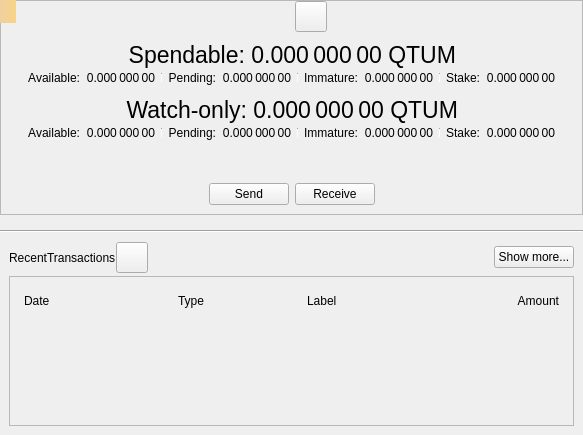
qtumproject/qtum, file src/qt/forms/overviewpage.ui: the form before one commit.
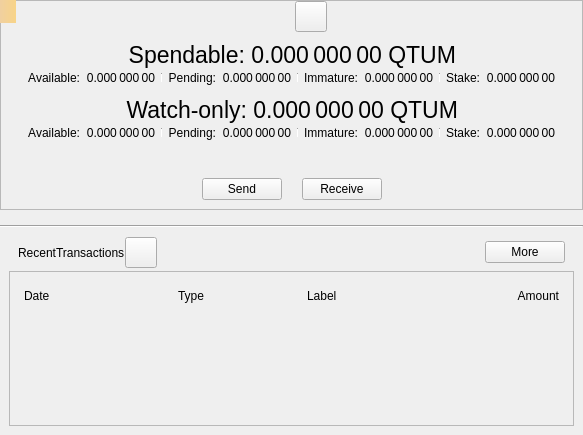
The form after the commit. Icons and pictures are not drawn.

Commit message: Update overview buttons

What changed in the file:
```diff
--- a/src/qt/forms/overviewpage.ui
+++ b/src/qt/forms/overviewpage.ui
@@ -933,8 +933,11 @@
       <item>
        <widget class="QWidget" name="widgetTransaction" native="true">
         <layout class="QHBoxLayout" name="horizontalLayout_15">
+         <property name="spacing">
+          <number>20</number>
+         </property>
          <property name="topMargin">
-          <number>40</number>
+          <number>35</number>
          </property>
          <item>
           <spacer name="horizontalSpacer_15">
@@ -1029,6 +1032,12 @@
       </property>
       <item>
        <layout class="QHBoxLayout" name="horizontalLayout_6">
+        <property name="leftMargin">
+         <number>9</number>
+        </property>
+        <property name="rightMargin">
+         <number>9</number>
+        </property>
         <property name="bottomMargin">
          <number>3</number>
         </property>
@@ -1082,7 +1091,7 @@
         <item>
          <widget class="QPushButton" name="showMoreButton">
           <property name="text">
-           <string>Show more...</string>
+           <string>More</string>
           </property>
          </widget>
         </item>
```
The commit also changes 1 other file.
